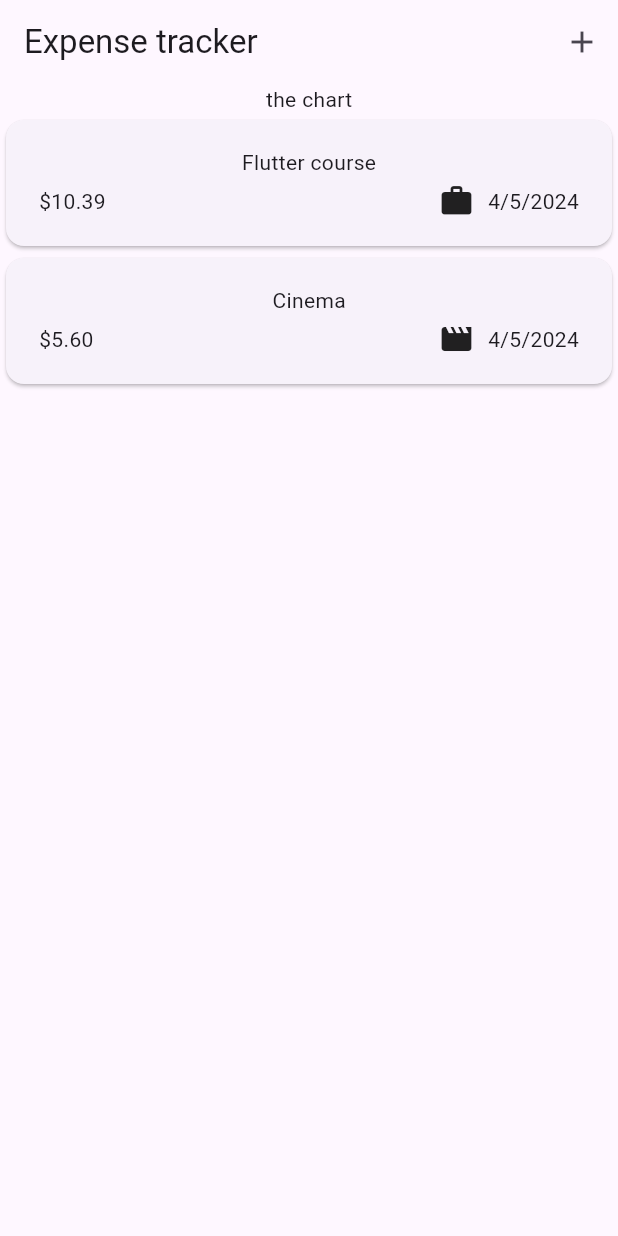
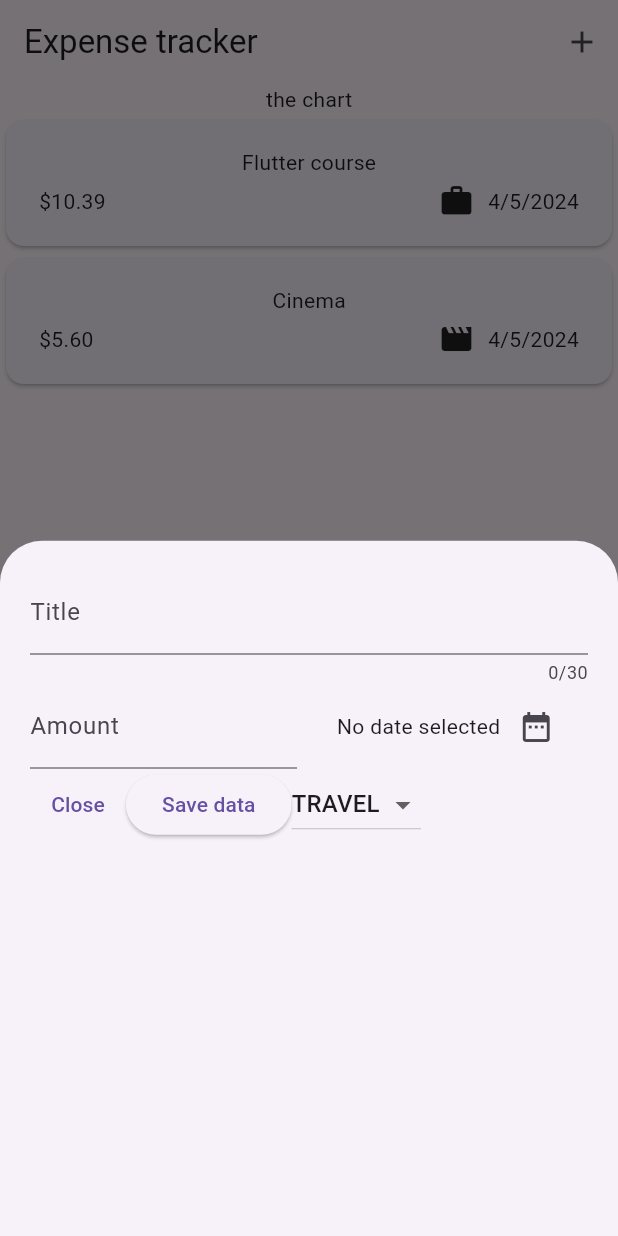
Before and after one commit to davidlb17/expense_tracker, a Flutter app: the screen it shows after launch, after a tap on the "add" icon, on a phone screen of 412 x 824 dp. Run offline on Flutter 3.47's test engine with Material 3 defaults, Android fonts, the phone set to English and light mode, and no system bars.

Commit message:
feat: half of the  form to add expenses

```diff
--- a/lib/widgets/expenses.dart
+++ b/lib/widgets/expenses.dart
@@ -1,5 +1,6 @@
 import 'package:expense_tracker/widgets/expenses_list/expenses_list.dart';
 import 'package:expense_tracker/models/expense.dart';
+import 'package:expense_tracker/widgets/new_expense.dart';
 import 'package:flutter/material.dart';
 
 class Expenses extends StatefulWidget {
@@ -27,12 +28,25 @@ class _ExpensesState extends State<Expenses> {
     ),
   ];
 
+  void _openCreationExpense() {
+    showModalBottomSheet(
+      context: context,
+      isDismissible: false,
+      builder: (context) => const NewExpense(),
+    );
+  }
+
   @override
   Widget build(BuildContext context) {
     return Scaffold(
       appBar: AppBar(
         title: const Text('Expense tracker'),
-        actions: [IconButton(onPressed: () {}, icon: const Icon(Icons.add))],
+        actions: [
+          IconButton(
+            onPressed: _openCreationExpense,
+            icon: const Icon(Icons.add),
+          )
+        ],
       ),
       body: Column(
         children: [
--- /dev/null
+++ b/lib/widgets/new_expense.dart
@@ -0,0 +1,126 @@
+import 'package:expense_tracker/models/expense.dart';
+import 'package:flutter/material.dart';
+
+class NewExpense extends StatefulWidget {
+  const NewExpense({super.key});
+
+  @override
+  State<NewExpense> createState() {
+    return _NewExpenseState();
+  }
+}
+
+class _NewExpenseState extends State<NewExpense> {
+  final _titleController = TextEditingController();
+  final _amountController = TextEditingController();
+  DateTime? _pickedDate;
+  //dropdown doesnt accept controllers
+  Category _category;
+
+  //allows to delete the controller
+  @override
+  void dispose() {
+    super.dispose();
+    _titleController.clear();
+  }
+
+  void _presentDatePicker() async {
+    final now = DateTime.now();
+    final pickedDate = await showDatePicker(
+      context: context,
+      initialDate: now,
+      firstDate: DateTime(now.year - 1, now.month, now.day),
+      lastDate: now,
+    );
+
+    setState(() {
+      _pickedDate = pickedDate;
+    });
+  }
+
+  /*
+  var _enteredTitle = '';
+
+  void _saveTitle(String title) {
+    _enteredTitle = title;
+  }*/
+
+  //form to add new expenses
+  @override
+  Widget build(BuildContext context) {
+    return Padding(
+      padding: const EdgeInsets.all(20),
+      child: Column(
+        children: [
+          TextField(
+            //onChanged: _saveTitle,
+            controller: _titleController,
+            maxLength: 30,
+            decoration: const InputDecoration(
+              label: Text('Title'),
+            ),
+          ),
+          Row(
+            children: [
+              Expanded(
+                child: TextField(
+                  controller: _amountController,
+                  keyboardType: TextInputType.number,
+                  decoration: const InputDecoration(
+                    suffixText: '€',
+                    label: Text('Amount'),
+                  ),
+                ),
+              ),
+              const SizedBox(
+                width: 16,
+              ),
+              Expanded(
+                child: Row(
+                  mainAxisAlignment: MainAxisAlignment.center,
+                  crossAxisAlignment: CrossAxisAlignment.center,
+                  children: [
+                    Text(_pickedDate == null
+                        ? 'No date selected'
+                        : formatter.format(_pickedDate!)),
+                    IconButton(
+                        onPressed: _presentDatePicker,
+                        icon: const Icon(Icons.date_range)),
+                  ],
+                ),
+              )
+            ],
+          ),
+          Row(
+            children: [
+              TextButton(
+                onPressed: () {
+                  Navigator.pop(context);
+                },
+                child: const Text('Close'),
+              ),
+              ElevatedButton(
+                onPressed: () {
+                  print(_amountController.text);
+                  print(_titleController.text);
+                },
+                child: const Text('Save data'),
+              ),
+              DropdownButton(
+                items: Category.values
+                    .map(
+                      (category) => DropdownMenuItem(
+                          child: Text(category.name.toUpperCase())),
+                    )
+                    .toList(),
+                onChanged: (value) {
+                  print(value);
+                },
+              ),
+            ],
+          )
+        ],
+      ),
+    );
+  }
+}
```
